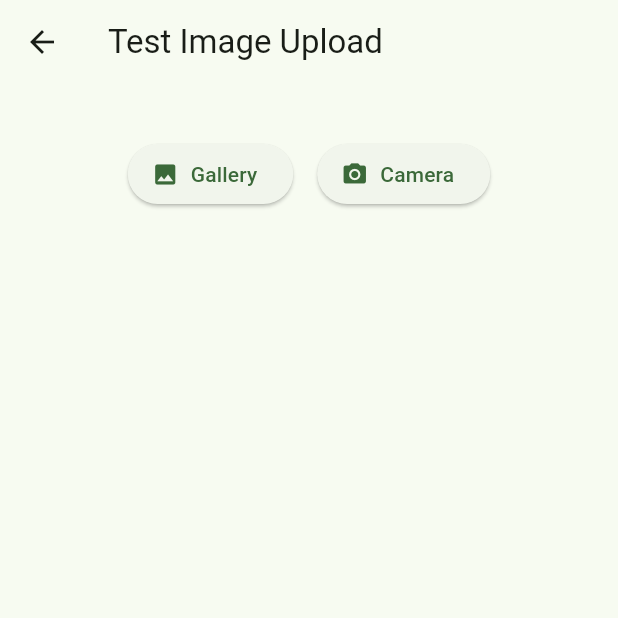
After one commit to Knnhub/Delivery_App, a Flutter app: the TestImage screen opened by its route, on a phone screen of 412 x 824 dp, the top half of it. The commit adds this screen. Run offline on Flutter 3.47's test engine with Material 3 defaults, Android fonts, the phone set to English and light mode, and no system bars; our stand-ins replace cloud_firestore, firebase_core, firebase_storage, flutter_map, geocoding, image_picker and 1 more; accounts and stored records are empty.

Commit message:
upload image success

```diff
--- a/lib/main.dart
+++ b/lib/main.dart
@@ -8,6 +8,8 @@ import 'package:flutter/material.dart';
 import 'pages/home.dart';
 import 'pages/login.dart';
 import 'pages/register.dart';
+
+import 'pages/test_image.dart';
 
 void main() async {
   WidgetsFlutterBinding.ensureInitialized();
@@ -36,6 +38,7 @@ class MyApp extends StatelessWidget {
         '/firebase': (context) => const FirebasePage(),
         '/userHome': (ctx) => const UserhomePage(), // หลัง Login เป็น user
         '/riderHome': (ctx) => const RiderhomePage(), // หลัง Login เป็น rider
+        '/testImage': (ctx) => const TestImage(),
       },
     );
   }
--- /dev/null
+++ b/lib/pages/test_image.dart
@@ -0,0 +1,99 @@
+import 'dart:io';
+
+import 'package:flutter/material.dart';
+import 'package:image_picker/image_picker.dart';
+import 'package:firebase_storage/firebase_storage.dart';
+import 'package:firebase_core/firebase_core.dart';
+
+class TestImage extends StatefulWidget {
+  const TestImage({super.key});
+
+  @override
+  State<TestImage> createState() => _TestImageState();
+}
+
+class _TestImageState extends State<TestImage> {
+  final ImagePicker _picker = ImagePicker();
+  XFile? _imageFile;
+  String? _uploadedUrl;
+  bool _uploading = false;
+
+  Future<void> _pickImage(ImageSource source) async {
+    final picked = await _picker.pickImage(source: source, imageQuality: 80);
+    if (picked != null) {
+      setState(() {
+        _imageFile = picked;
+      });
+      await _uploadToFirebase(File(picked.path));
+    }
+  }
+
+  Future<void> _uploadToFirebase(File file) async {
+    setState(() => _uploading = true);
+
+    try {
+      // ตั้ง path ใน storage
+      final ref = FirebaseStorage.instance
+          .ref()
+          .child('test_images')
+          .child('${DateTime.now().millisecondsSinceEpoch}.jpg');
+
+      final uploadTask = await ref.putFile(file);
+      final url = await uploadTask.ref.getDownloadURL();
+
+      setState(() {
+        _uploadedUrl = url;
+      });
+
+      ScaffoldMessenger.of(
+        context,
+      ).showSnackBar(const SnackBar(content: Text('Upload success!')));
+    } catch (e) {
+      ScaffoldMessenger.of(
+        context,
+      ).showSnackBar(SnackBar(content: Text('Upload failed: $e')));
+    } finally {
+      setState(() => _uploading = false);
+    }
+  }
+
+  @override
+  Widget build(BuildContext context) {
+    return Scaffold(
+      appBar: AppBar(title: const Text("Test Image Upload")),
+      body: Padding(
+        padding: const EdgeInsets.all(16),
+        child: Column(
+          children: [
+            if (_imageFile != null)
+              Image.file(File(_imageFile!.path), height: 150),
+            if (_uploadedUrl != null) ...[
+              const SizedBox(height: 16),
+              Text("Uploaded URL:"),
+              SelectableText(_uploadedUrl!),
+              Image.network(_uploadedUrl!, height: 150),
+            ],
+            const SizedBox(height: 20),
+            if (_uploading) const CircularProgressIndicator(),
+            Row(
+              mainAxisAlignment: MainAxisAlignment.center,
+              children: [
+                ElevatedButton.icon(
+                  onPressed: () => _pickImage(ImageSource.gallery),
+                  icon: const Icon(Icons.photo),
+                  label: const Text("Gallery"),
+                ),
+                const SizedBox(width: 16),
+                ElevatedButton.icon(
+                  onPressed: () => _pickImage(ImageSource.camera),
+                  icon: const Icon(Icons.camera_alt),
+                  label: const Text("Camera"),
+                ),
+              ],
+            ),
+          ],
+        ),
+      ),
+    );
+  }
+}
```
Also changed, not shown: lib/pages/register.dart (+57 -11 lines), lib/pages/riderhome.dart (+61 -0 lines), pubspec.yaml (+10 -5 lines), pubspec.lock.
